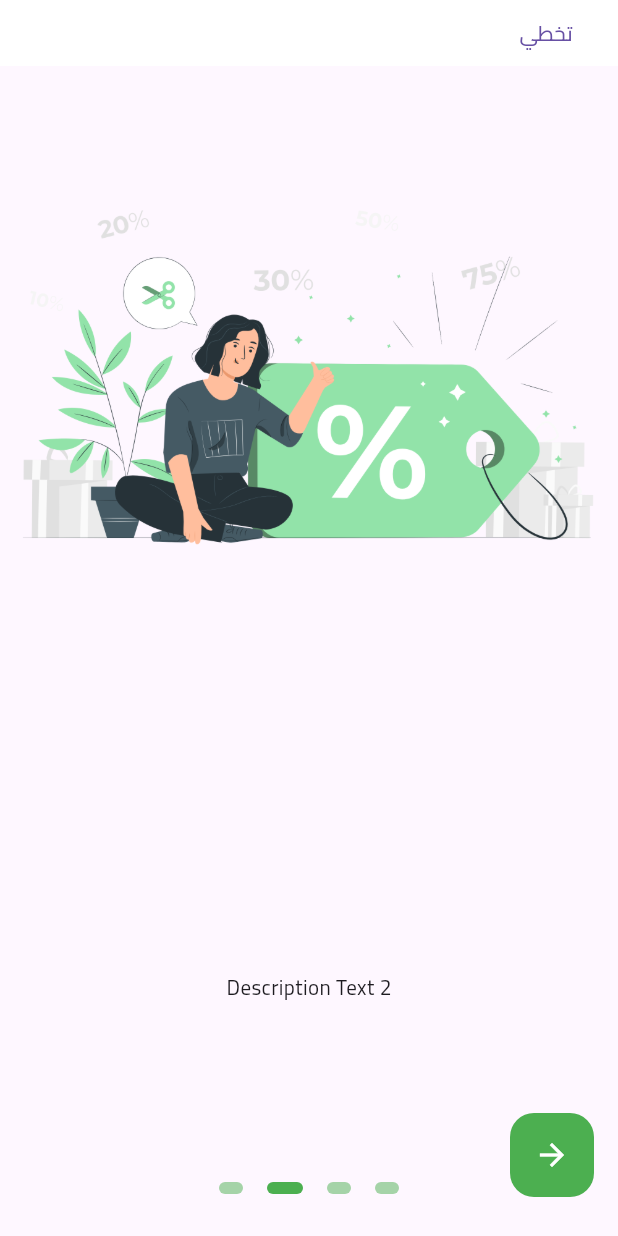
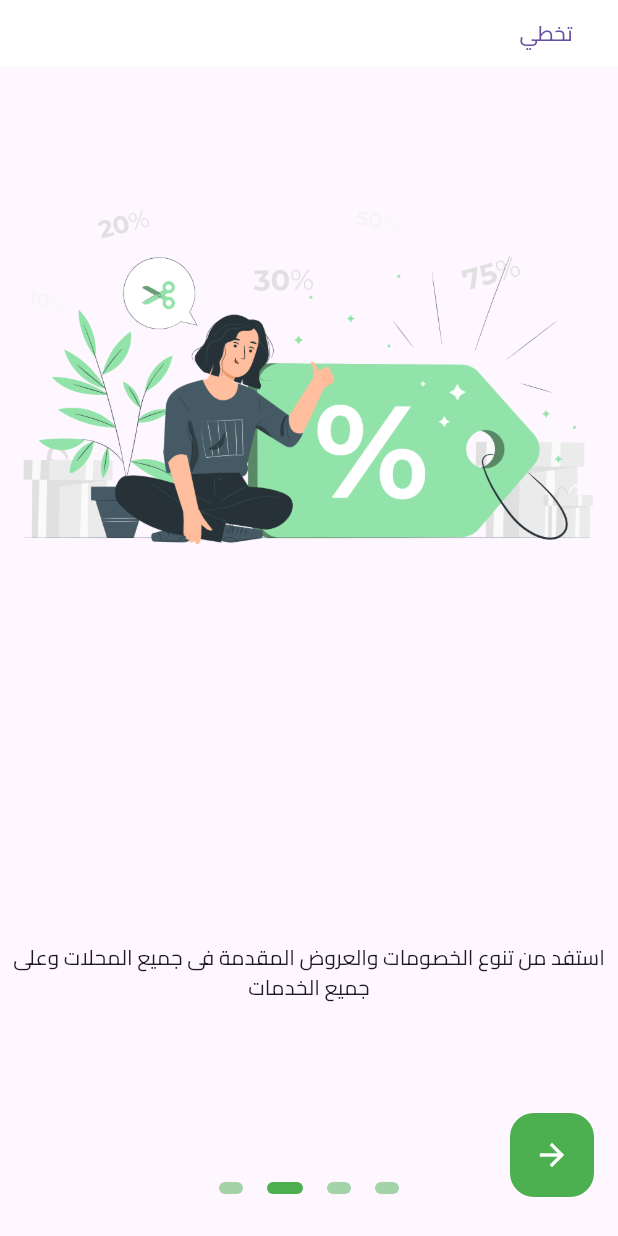
Before and after one commit to yassabadr4/ween-app, a Flutter app: the screen it shows after launch, swiped to page 2, on a phone screen of 412 x 824 dp. Run offline on Flutter 3.47's test engine with Material 3 defaults, Android fonts, the phone set to English and light mode, and no system bars; drawn by our look-alikes of flutter_onboarding_slider; our stand-ins replace bloc, cached_network_image, carousel_slider, dio, equatable, firebase_auth and 7 more; accounts and stored records are empty.

Commit message:
finish onBoarding without model

```diff
--- a/lib/features/Splash/onboarding.dart
+++ b/lib/features/Splash/onboarding.dart
@@ -19,6 +19,7 @@ bool isOwner = false;
 bool isCustomer = false;
 
 class _OnBoardingState extends State<OnBoarding> {
+
   @override
   Widget build(BuildContext context) {
     return CupertinoApp(
@@ -53,7 +54,7 @@ class _OnBoardingState extends State<OnBoarding> {
           const Column(
             mainAxisAlignment: MainAxisAlignment.end,
             children: [
-              Center(child: Text('Description Text 1')),
+              Center(child: Text(' ween app مرحبا ! اكتشف أفضل الخصومات والعروض فقط من',textAlign: TextAlign.center)),
               const SizedBox(
                 height: 120,
               )
@@ -62,7 +63,7 @@ class _OnBoardingState extends State<OnBoarding> {
           const Column(
             mainAxisAlignment: MainAxisAlignment.end,
             children: [
-              Center(child: Text('Description Text 2')),
+              Center(child: Text('استفد من تنوع الخصومات والعروض المقدمة فى جميع المحلات وعلى جميع الخدمات',textAlign: TextAlign.center,)),
               const SizedBox(
                 height: 120,
               )
@@ -71,7 +72,7 @@ class _OnBoardingState extends State<OnBoarding> {
           const Column(
             mainAxisAlignment: MainAxisAlignment.end,
             children: [
-              Center(child: Text('Description Text 3')),
+              Center(child: Text('استمتع بخصومات حصرية تجعل تسوقك أكثر متعة واقتصادا',textAlign: TextAlign.center)),
               const SizedBox(
                 height: 120,
               )
@@ -80,7 +81,7 @@ class _OnBoardingState extends State<OnBoarding> {
           Column(
             mainAxisAlignment: MainAxisAlignment.end,
             children: [
-              Text('Description Text 4'),
+              Text('ابدأ الآن',textAlign: TextAlign.center,),
               SizedBox(
                 height: 20,
               ),
```
